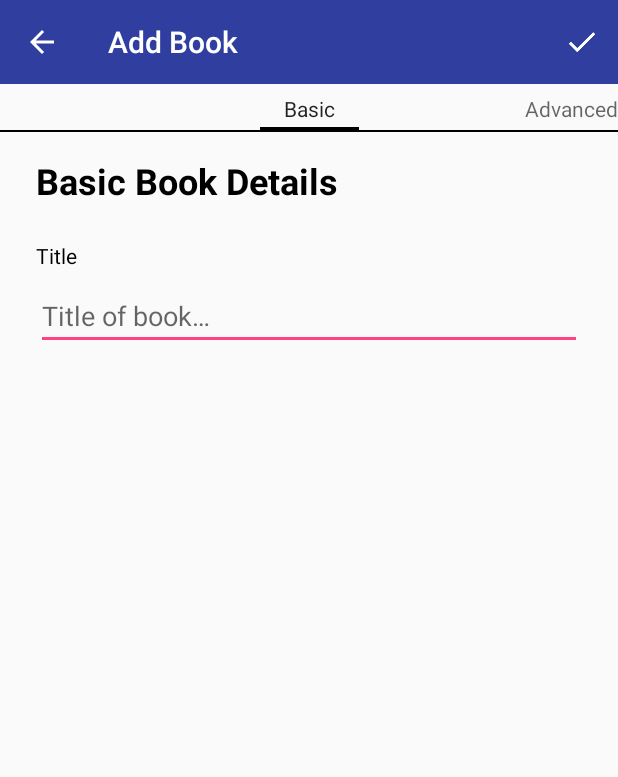
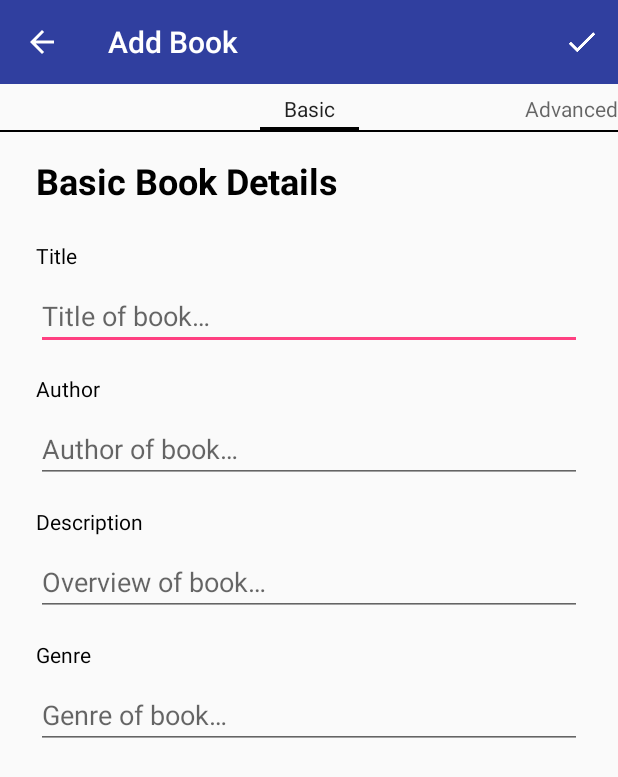
Before and after one commit to lachlan-eagling/Bookbase, an Android app: the AddBooksFragmentBasic screen opened directly, with no data from a screen before it, on a phone screen of 412 x 824 dp. Shown: the top 777 px of the screen. Run offline under Robolectric (Android 15) with nearby library versions, the phone set to English and light mode, and no system bars.

Commit message:
Add further functionality to add book feature

```diff
--- a/app/src/main/AndroidManifest.xml
+++ b/app/src/main/AndroidManifest.xml
@@ -20,7 +20,8 @@
         <activity
             android:name="com.bookbase.app.activities.AddBookActivity"
             android:label="@string/title_activity_add_book"
-            android:theme="@style/AppTheme">
+            android:theme="@style/AppTheme"
+            android:windowSoftInputMode="adjustPan">
             <meta-data
                 android:name="android.support.PARENT_ACTIVITY"
                 android:value="com.bookbase.app.activities.MainActivity"
--- a/app/src/main/java/com/bookbase/app/fragments/AddBooksFragmentBasic.java
+++ b/app/src/main/java/com/bookbase/app/fragments/AddBooksFragmentBasic.java
@@ -6,6 +6,8 @@ import android.support.v4.app.Fragment;
 import android.view.LayoutInflater;
 import android.view.View;
 import android.view.ViewGroup;
+import android.widget.ArrayAdapter;
+import android.widget.AutoCompleteTextView;
 
 import com.bookbase.app.R;
 
@@ -14,6 +16,8 @@ public class AddBooksFragmentBasic extends Fragment {
 
     private String title;
     private int page;
+
+
 
     public static AddBooksFragmentBasic newInstance(int page, String title){
         AddBooksFragmentBasic addBooksFragmentBasic = new AddBooksFragmentBasic();
@@ -36,4 +40,39 @@ public class AddBooksFragmentBasic extends Fragment {
         // TODO: Finish implementation of fragment_add_book_basic layout.
         return inflater.inflate(R.layout.fragment_add_book_basic, container, false);
     }
+
+    @Override
+    public void onViewCreated(View view, @Nullable Bundle savedInstanceState) {
+        super.onViewCreated(view, savedInstanceState);
+        setupGenreAutoComplete();
+        setupAuthorAutocomplete();
+    }
+
+    private void setupAuthorAutocomplete(){
+        // Temp implementation to test auto complete.
+        final String[] AUTHORS = new String[] {
+                "George R.R Martin", "George Lucas", "Beatrix Potter", "Neil Gaimen", "J.K. Rowling", "J.R.R Tolkein"
+        };
+
+        ArrayAdapter<String> adapter = new ArrayAdapter<String>(this.getContext(),
+                android.R.layout.simple_dropdown_item_1line, AUTHORS);
+
+        AutoCompleteTextView textView = getView().findViewById(R.id.add_book_author_data);
+        textView.setAdapter(adapter);
+
+    }
+
+    private void setupGenreAutoComplete(){
+        // Temp implementation to test auto complete.
+        final String[] GENRE = new String[] {
+                "Fantasy", "Sci-fi", "Romance", "Biography", "Drama", "Horror"
+        };
+
+        ArrayAdapter<String> adapter = new ArrayAdapter<String>(this.getContext(),
+                android.R.layout.simple_dropdown_item_1line, GENRE);
+
+        AutoCompleteTextView textView = getView().findViewById(R.id.add_book_genre_data);
+        textView.setAdapter(adapter);
+
+    }
 }
--- a/app/src/main/res/layout/fragment_add_book_basic.xml
+++ b/app/src/main/res/layout/fragment_add_book_basic.xml
@@ -48,7 +48,90 @@
         android:ems="10"
         android:hint="@string/hint_book_title"
         android:inputType="textPersonName"
+        android:nextFocusDown="@id/add_book_author_data"
         app:layout_constraintEnd_toEndOf="parent"
         app:layout_constraintStart_toStartOf="parent"
         app:layout_constraintTop_toBottomOf="@+id/add_book_title" />
+
+    <TextView
+        android:id="@+id/add_book_author"
+        android:layout_width="0dp"
+        android:layout_height="wrap_content"
+        android:layout_marginEnd="24dp"
+        android:layout_marginStart="24dp"
+        android:layout_marginTop="16dp"
+        android:text="@string/lbl_author"
+        android:textColor="@android:color/black"
+        app:layout_constraintEnd_toEndOf="parent"
+        app:layout_constraintStart_toStartOf="parent"
+        app:layout_constraintTop_toBottomOf="@+id/add_book_title_data" />
+
+    <AutoCompleteTextView
+        android:id="@+id/add_book_author_data"
+        android:layout_width="0dp"
+        android:layout_height="wrap_content"
+        android:layout_marginEnd="24dp"
+        android:layout_marginStart="24dp"
+        android:layout_marginTop="8dp"
+        android:hint="@string/hint_author"
+        android:nextFocusDown="@id/add_book_description_data"
+        android:singleLine="true"
+        android:imeOptions="actionNext"
+        app:layout_constraintEnd_toEndOf="parent"
+        app:layout_constraintStart_toStartOf="parent"
+        app:layout_constraintTop_toBottomOf="@+id/add_book_author" />
+
+    <TextView
+        android:id="@+id/add_book_description"
+        android:layout_width="0dp"
+        android:layout_height="wrap_content"
+        android:layout_marginEnd="24dp"
+        android:layout_marginStart="24dp"
+        android:layout_marginTop="16dp"
+        android:text="@string/lbl_description"
+        android:textColor="@android:color/black"
+        app:layout_constraintEnd_toEndOf="parent"
+        app:layout_constraintStart_toStartOf="parent"
+        app:layout_constraintTop_toBottomOf="@+id/add_book_author_data" />
+
+    <EditText
+        android:id="@+id/add_book_description_data"
+        android:layout_width="0dp"
+        android:layout_height="wrap_content"
+        android:layout_marginEnd="24dp"
+        android:layout_marginStart="24dp"
+        android:layout_marginTop="8dp"
+        android:ems="10"
+        android:hint="@string/hint_description"
+        android:inputType="textMultiLine"
+        android:nextFocusDown="@id/add_book_genre_data"
+        app:layout_constraintEnd_toEndOf="parent"
+        app:layout_constraintStart_toStartOf="parent"
+        app:layout_constraintTop_toBottomOf="@+id/add_book_description" />
+
+    <TextView
+        android:id="@+id/add_book_genre"
+        android:layout_width="0dp"
+        android:layout_height="wrap_content"
+        android:layout_marginEnd="24dp"
+        android:layout_marginStart="24dp"
+        android:layout_marginTop="16dp"
+        android:text="@string/lbl_genre"
+        android:textColor="@android:color/black"
+        app:layout_constraintEnd_toEndOf="parent"
+        app:layout_constraintStart_toStartOf="parent"
+        app:layout_constraintTop_toBottomOf="@+id/add_book_description_data" />
+
+    <AutoCompleteTextView
+        android:id="@+id/add_book_genre_data"
+        android:layout_width="0dp"
+        android:layout_height="wrap_content"
+        android:layout_marginEnd="24dp"
+        android:layout_marginStart="24dp"
+        android:layout_marginTop="8dp"
+        android:hint="@string/hint_genre"
+        android:singleLine="true"
+        app:layout_constraintEnd_toEndOf="parent"
+        app:layout_constraintStart_toStartOf="parent"
+        app:layout_constraintTop_toBottomOf="@+id/add_book_genre" />
 </android.support.constraint.ConstraintLayout>
--- a/app/src/main/res/values/strings.xml
+++ b/app/src/main/res/values/strings.xml
@@ -10,8 +10,17 @@
     <string name="lbl_done">Done</string>
     <string name="lbl_book_details_basic">Basic Book Details</string>
     <string name="lbl_title">Title</string>
+    <string name="lbl_author">Author</string>
+    <string name="lbl_description">Description</string>
+    <string name="lbl_genre">Genre</string>
+
+    <!--Hints-->
     <string name="hint_book_title">Title of book&#8230;</string>
+    <string name="hint_author">Author of book&#8230;</string>
+    <string name="hint_description">Overview of book&#8230;</string>
+    <string name="hint_genre">Genre of book&#8230;</string>
 
+    <!--Misc-->
     <string name="hello_blank_fragment">TODO: Implement Fragment</string>
 
     <string name="drawer_open">Open navigation drawer</string>
```
